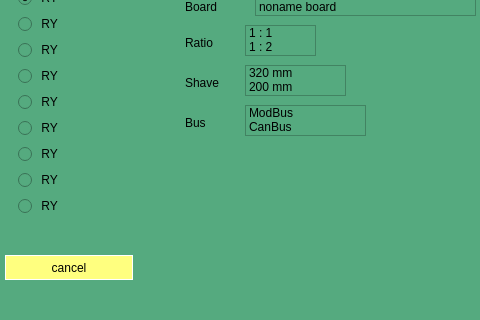
Before: the Qt Designer form test_board_c/form_conf_speed.ui in pitrony/test_board_qtcr, drawn with Qt 5; both pictures show x 425 to 905 and y 225 to 545 of the 905 by 675 pixel window.
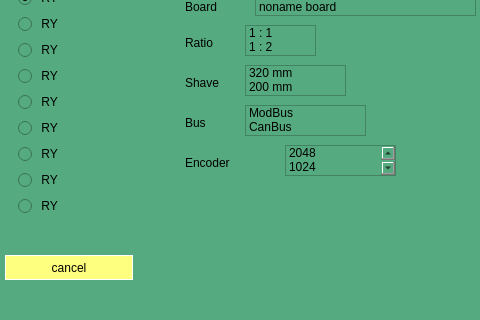
After: the same form once the commit is applied.

What changed in the file:
```diff
--- a/test_board_c/form_conf_speed.ui
+++ b/test_board_c/form_conf_speed.ui
@@ -807,6 +807,44 @@
     </property>
    </item>
   </widget>
+  <widget class="QLabel" name="label_enc">
+   <property name="geometry">
+    <rect>
+     <x>610</x>
+     <y>380</y>
+     <width>71</width>
+     <height>16</height>
+    </rect>
+   </property>
+   <property name="text">
+    <string>Encoder</string>
+   </property>
+  </widget>
+  <widget class="QListWidget" name="listWidget_enc">
+   <property name="geometry">
+    <rect>
+     <x>710</x>
+     <y>370</y>
+     <width>111</width>
+     <height>31</height>
+    </rect>
+   </property>
+   <item>
+    <property name="text">
+     <string>2048</string>
+    </property>
+   </item>
+   <item>
+    <property name="text">
+     <string>1024</string>
+    </property>
+   </item>
+   <item>
+    <property name="text">
+     <string>500</string>
+    </property>
+   </item>
+  </widget>
   <zorder>gridLayoutWidget</zorder>
   <zorder>label_fls</zorder>
   <zorder>lineEdit_2</zorder>
```
Left out of the diff: 2 changed lines with no effect on the pictures.
